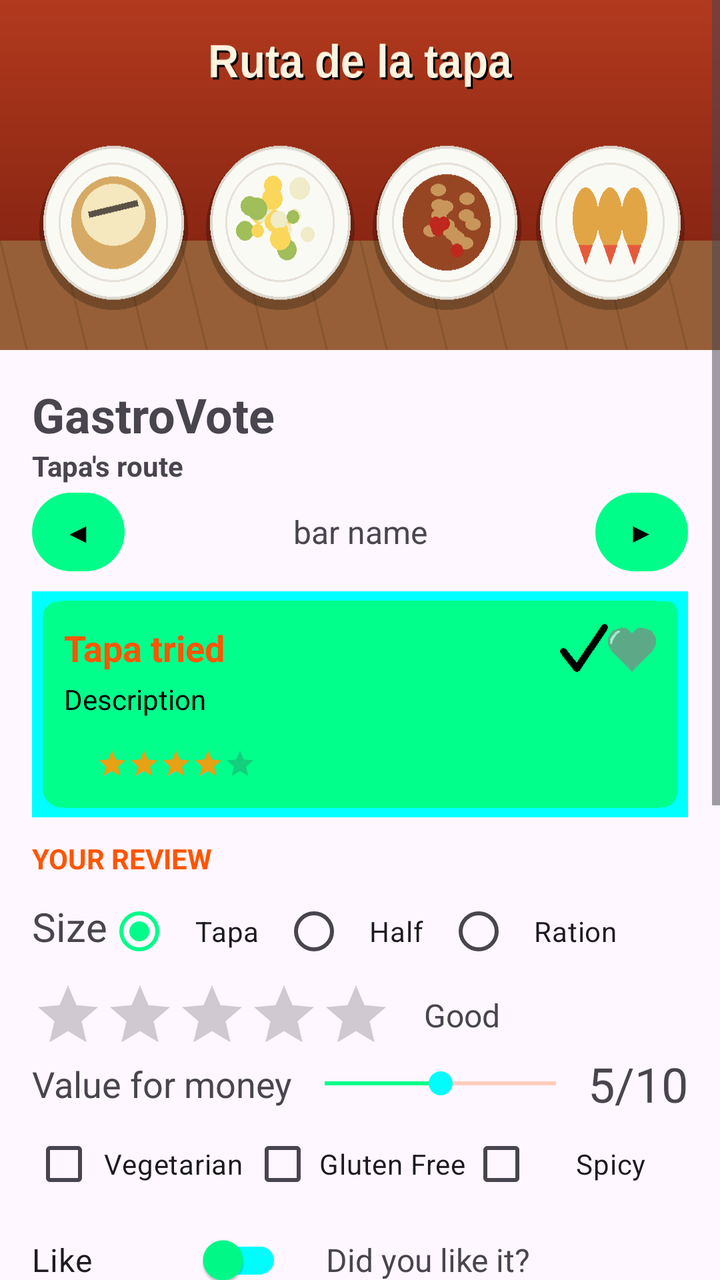
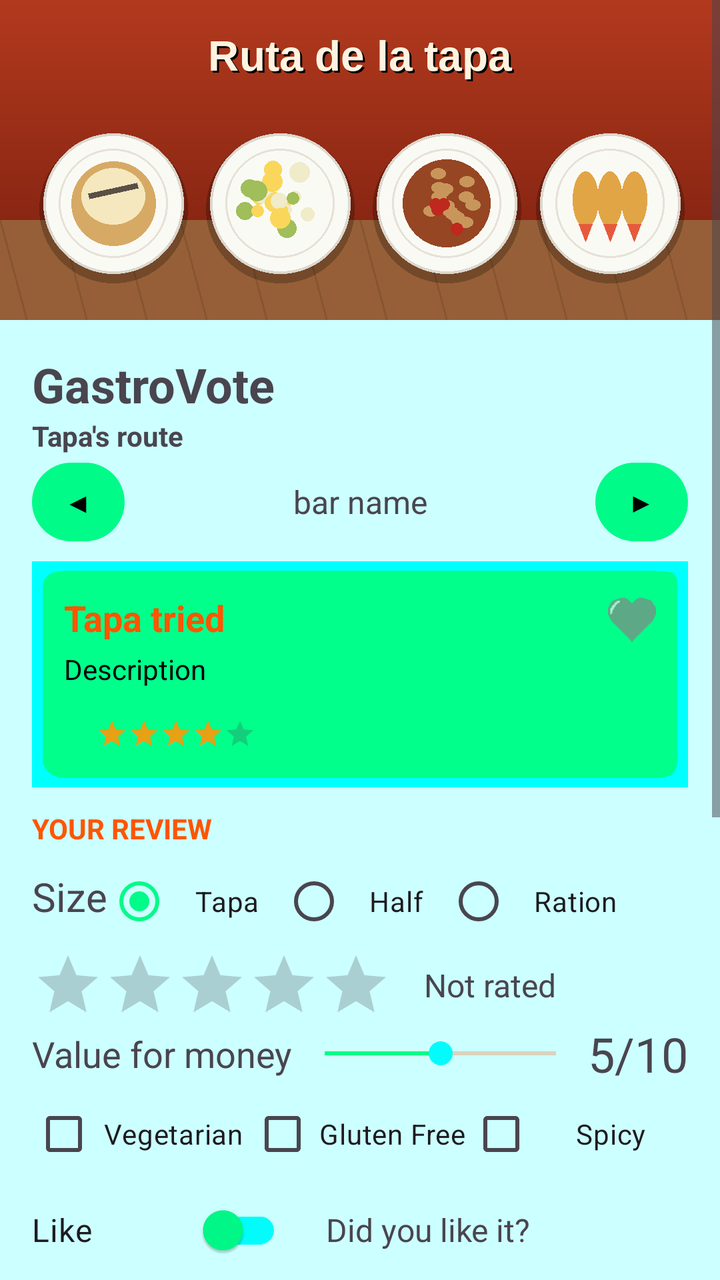

Before-and-after screenshots of an Android layout around one commit, followed by the original layout XML and the change that was made.
<!-- AndroidManifest.xml: application theme Theme.GastroVote -->
<!-- res/layout/activity_main.xml -->
<?xml version="1.0" encoding="utf-8"?>
<ScrollView xmlns:android="http://schemas.android.com/apk/res/android"
    xmlns:app="http://schemas.android.com/apk/res-auto"
    xmlns:tools="http://schemas.android.com/tools"
    android:id="@+id/main"
    android:layout_width="match_parent"
    android:layout_height="match_parent"
    android:fillViewport="true"
    tools:context=".MainActivity">


    <LinearLayout
        android:layout_width="match_parent"
        android:layout_height="wrap_content"
        android:orientation="vertical"
        app:layout_constraintBottom_toBottomOf="parent"
        app:layout_constraintEnd_toEndOf="parent"
        app:layout_constraintStart_toStartOf="parent">

        <ImageView
            android:id="@+id/ivBanner"
            android:layout_width="match_parent"
            android:layout_height="175dp"
            android:scaleType="fitXY"
            app:layout_constraintEnd_toEndOf="parent"
            app:layout_constraintStart_toStartOf="parent"
            app:layout_constraintTop_toTopOf="parent"
            app:srcCompat="@drawable/banner_tapas"
            tools:ignore="ContentDescription" />
    <LinearLayout
        android:layout_width="match_parent"
        android:layout_height="wrap_content"
        android:layout_marginHorizontal="16dp"
        android:orientation="vertical">
        <Space
            android:layout_width="match_parent"
            android:layout_height="16dp"/>

        <TextView
            android:layout_width="wrap_content"
            android:layout_height="wrap_content"
            android:id="@+id/tvTitulo"
            android:text="@string/app_title"
            android:textSize="24sp"
            android:textStyle="bold"
            android:textIsSelectable="false"/>
        <TextView
            android:id="@+id/tvSubtitulo"
            android:layout_width="wrap_content"
            android:layout_height="wrap_content"
            android:text="@string/subtitle"
            android:textIsSelectable="false"
            android:textStyle="bold"
            android:textSize="14sp"
            />
        <LinearLayout
            android:layout_width="match_parent"
            android:layout_height="wrap_content"
            android:orientation="horizontal"
            android:gravity="center_vertical">

            
            <Button
                android:layout_width="wrap_content"
                android:layout_height="wrap_content"
                android:minWidth="0dp"
                android:minHeight="0dp"
                android:paddingHorizontal="16dp"
                android:paddingVertical="10dp"
                android:text="◀"
                tools:ignore="HardcodedText"
                android:onClick="barBackward"/>

            
            <TextView
                android:id="@+id/tvBar"
                android:layout_width="0dp"
                android:layout_height="wrap_content"
                android:layout_weight="1"
                android:gravity="center"
                android:textAlignment="center"
                android:textSize="16sp"
                android:text="@string/bar_name"/>

            
            <Button
                android:layout_width="wrap_content"
                android:layout_height="wrap_content"
                android:minWidth="0dp"
                android:minHeight="0dp"
                android:paddingHorizontal="16dp"
                android:paddingVertical="10dp"
                android:text="▶"
                tools:ignore="HardcodedText"
                android:onClick="barForward"/>

        </LinearLayout>

        
        <include layout="@layout/bar_card"/>


        
        <Space
            android:layout_width="0dp"
            android:layout_height="5dp"/>
        <TextView
            android:layout_width="wrap_content"
            android:layout_height="wrap_content"
            android:text="@string/your_review"
            android:textColor="?attr/barCard_title_color"
            android:textStyle="bold"/>
        <Space
            android:layout_width="0dp"
            android:layout_height="3dp"/>
        
        <RadioGroup
            android:id="@+id/sizeRadioGroup"
            android:layout_width="match_parent"
            android:layout_height="wrap_content"
            android:layout_gravity="center_vertical"
            android:orientation="horizontal">
            <TextView
                android:layout_width="wrap_content"
                android:layout_height="wrap_content"
                android:text="@string/size"
                android:textSize="20sp"
                android:textAlignment="textStart"/>
            <RadioButton
                android:layout_width="wrap_content"
                android:layout_weight="1"
                android:gravity="center"
                android:layout_height="wrap_content"
                android:id="@+id/sizeRb1"
                android:text="@string/size_tapa"
                android:checked="true"/>
            <RadioButton

                android:layout_width="wrap_content"
                android:layout_weight="1"
                android:gravity="center"
                android:layout_height="wrap_content"
                android:id="@+id/sizeRb2"
                android:text="@string/size_half"/>

            <RadioButton

                android:layout_width="wrap_content"
                android:layout_weight="1"
                android:gravity="center"
                android:layout_height="wrap_content"
                android:id="@+id/sizeRb3"
                android:text="@string/size_ration"/>
            <Space
                android:layout_width="0dp"
                android:layout_height="wrap_content"
                android:layout_weight="1"
                android:gravity="center"/>
        </RadioGroup>
        <LinearLayout
            android:layout_width="match_parent"
            android:layout_height="wrap_content"
            android:orientation="horizontal">

            <RatingBar
                android:id="@+id/ratingBar"
                style="?android:attr/ratingBarStyleIndicator"
                android:layout_width="wrap_content"
                android:layout_height="wrap_content"
                android:transformPivotX="0dp"
                android:isIndicator="false"
                android:numStars="5"
                android:progressTint="@color/rating_star"
                android:rating="0"/>

            <TextView
                android:id="@+id/tvRating"
                android:layout_width="fill_parent"
                android:layout_gravity="center_vertical"
                android:layout_height="wrap_content"
                android:layout_marginHorizontal="16dp"
                android:text="@string/review_3"
                android:textSize="16sp"/>

        </LinearLayout>

        <LinearLayout
            android:layout_width="match_parent"
            android:layout_height="wrap_content"
            android:orientation="horizontal"
            android:gravity="center_vertical">

        <TextView
            android:layout_width="wrap_content"
            android:layout_height="wrap_content"
            android:text="@string/value_for_money"
            android:textSize="18sp"/>

        <SeekBar
            android:id="@+id/seekBar"
            android:layout_height="wrap_content"
            android:layout_width="0dp"
            android:layout_weight="1"
            android:gravity="center"
            android:max="10"
            android:progress="5"
            android:progressTint="@color/main_theme"
            android:progressBackgroundTint="@color/orange"

            />
            <TextView
                android:id="@+id/tvScore"
                android:layout_width="wrap_content"
                android:layout_height="wrap_content"
                android:text="5/10"
                android:textSize="24sp"
                tools:ignore="HardcodedText" />

        </LinearLayout>

        <LinearLayout
            android:layout_width="match_parent"
            android:layout_height="wrap_content"
            android:orientation="horizontal"
            android:gravity="center_vertical">
        <CheckBox
            android:layout_width="0dp"
            android:layout_height="wrap_content"
            android:gravity="center"
            android:layout_weight="1"
            android:text="@string/vegetarian"/>
        <CheckBox
            android:layout_width="0dp"
            android:layout_height="wrap_content"

            android:gravity="center"
            android:layout_weight="1"
            android:text="@string/gluten_free"/>
        <CheckBox
            android:layout_width="0dp"
            android:layout_height="wrap_content"
            android:gravity="center"
            android:layout_weight="1"
            android:text="@string/spicy"/>
        </LinearLayout>





        
        <LinearLayout
            android:layout_width="wrap_content"
            android:layout_height="wrap_content"
            android:orientation="horizontal">

            <com.google.android.material.switchmaterial.SwitchMaterial
                android:id="@+id/swMeGusta"
                android:layout_width="125dp"
                android:layout_height="wrap_content"
                android:layout_marginEnd="10dp"
                android:onClick="like"
                android:text="@string/like"
                android:textSize="16sp"
                app:thumbTint="?attr/colorPrimary"
                app:trackTint="?attr/colorSecondary"/>
            <TextView
                android:layout_width="wrap_content"
                android:layout_height="wrap_content"
                android:id="@+id/tvMeGusta"
                android:text="@string/did_u_like"
                android:layout_marginStart="12dp"
                android:textSize="16sp"
                />

        </LinearLayout>
        <CheckBox
            android:onClick="checkStudentId"
            android:layout_width="wrap_content"
            android:layout_height="wrap_content"
            android:id="@+id/cbEstudiante"
            android:text="@string/descuento_estudiante"

            />

        <EditText
            android:id="@+id/editTextTextMultiLine"
            android:layout_width="match_parent"
            android:layout_height="wrap_content"
            android:ems="10"
            android:gravity="start|top"
            android:inputType="textMultiLine"
            android:maxLength="200"
            android:maxLines="7"
            android:hint="@string/optional_review"
            tools:ignore="Autofill" />

        
        <LinearLayout
            android:layout_width="match_parent"
            android:layout_height="wrap_content"
            android:orientation="horizontal"
            android:gravity="center_vertical">

            <Button
                android:id="@+id/btnLimpiar"
                android:onClick="clear"
                android:layout_width="0dp"
                android:layout_gravity="center"
                android:layout_weight="7"
                android:layout_height="match_parent"
                android:text="@string/clear"/>
            <Space
                android:layout_height="match_parent"
                android:layout_width="0dp"
                android:layout_gravity="center"
                android:layout_weight="1"/>
            <Button
                android:layout_width="0dp"
                android:layout_gravity="center"
                android:layout_weight="7"
                android:layout_height="wrap_content"
                android:id="@+id/btnCalcular"
                android:text="@string/calc"
                android:onClick="calcular"/>

        </LinearLayout>

        <Space
            android:layout_width="wrap_content"
            android:layout_height="25dp"/>

        <TextView
            android:id="@+id/tvResumen"
            android:layout_width="match_parent"
            android:layout_height="wrap_content"
            android:text="@string/final_price"
            android:textSize="18sp"/>
        
        <LinearLayout
            android:layout_width="match_parent"
            android:layout_height="wrap_content">
            <TextView
                android:layout_width="wrap_content"
                android:layout_height="wrap_content"
                android:text="@string/progress"
                android:textSize="14sp"
                android:id="@+id/tvProgress"/>
            <Space
                android:layout_width="10dp"
                android:layout_height="10dp"/>

            <ProgressBar
                android:id="@+id/progressBar"
                style="?android:attr/progressBarStyleHorizontal"
                android:layout_width="fill_parent"
                android:layout_height="wrap_content"
                android:progressTint="@color/main_theme"
                android:progressBackgroundTint="@color/orange"
                android:max="8"
                android:progress="0"/>


        </LinearLayout>

    </LinearLayout><Space
        android:layout_width="match_parent"
        android:layout_height="150dp"/></LinearLayout>

    </ScrollView>
<!-- res/layout/bar_card.xml (included above) -->
<?xml version="1.0" encoding="utf-8"?>
<androidx.constraintlayout.widget.ConstraintLayout
    xmlns:android="http://schemas.android.com/apk/res/android"
    xmlns:app="http://schemas.android.com/apk/res-auto"
    xmlns:tools="http://schemas.android.com/tools"
    android:layout_width="match_parent"
    android:layout_height="wrap_content"
    android:layout_marginVertical="6dp"
    android:background="?attr/barCard_img_src"
    android:padding="16dp">

    <TextView
        android:id="@+id/tvTitle"
        android:layout_width="0dp"
        android:layout_height="wrap_content"
        android:text="@string/tapa"
        android:textColor="?attr/barCard_title_color"
        android:textSize="18sp"
        android:textStyle="bold"
        app:layout_constraintTop_toTopOf="parent"
        app:layout_constraintStart_toStartOf="parent"
        app:layout_constraintEnd_toStartOf="@id/ivFavorite" />
    <ImageView
        android:layout_width="24dp"
        android:layout_height="24dp"
        app:layout_constraintEnd_toStartOf="@+id/ivFavorite"
        android:src="@drawable/check_ic"
        app:layout_constraintTop_toTopOf="@id/tvTitle"
        app:layout_constraintBottom_toBottomOf="@id/tvTitle"
        app:tint="?attr/check_ic"
        tools:ignore="ContentDescription" />

    <ImageView
        android:onClick="swFav"
        android:id="@+id/ivFavorite"
        android:layout_width="24dp"
        android:layout_height="24dp"
        android:src="@drawable/ic_heart_grayscale"
        app:layout_constraintTop_toTopOf="@id/tvTitle"
        app:layout_constraintBottom_toBottomOf="@id/tvTitle"
        app:layout_constraintEnd_toEndOf="parent"
        tools:ignore="ContentDescription" />

    <TextView
        android:id="@+id/tvSubtitle"
        android:layout_width="0dp"
        android:layout_height="wrap_content"
        android:textColor="?attr/barCard_txt_color"
        android:layout_marginTop="4dp"
        android:text="@string/description"
        android:textSize="14sp"
        app:layout_constraintTop_toBottomOf="@id/tvTitle"
        app:layout_constraintStart_toStartOf="parent"
        app:layout_constraintEnd_toEndOf="parent" />

    <TextView
        android:id="@+id/tvPrice"
        android:layout_width="wrap_content"
        android:layout_height="wrap_content"
        android:layout_marginTop="12dp"
        android:text=""
        android:textColor="#2C2C2C"
        android:textSize="16sp"
        android:textStyle="bold"
        app:layout_constraintTop_toBottomOf="@id/tvSubtitle"
        app:layout_constraintStart_toStartOf="parent"
        app:layout_constraintBottom_toBottomOf="parent" />

    <RatingBar
        android:id="@+id/cardRatingBar"
        style="?android:attr/ratingBarStyleSmall"
        android:layout_width="wrap_content"
        android:layout_height="wrap_content"
        android:layout_marginStart="16dp"
        android:isIndicator="true"
        android:numStars="5"
        android:rating="4"
        android:progressTint="@color/rating_star"
        app:layout_constraintTop_toTopOf="@id/tvPrice"
        app:layout_constraintBottom_toBottomOf="@id/tvPrice"
        app:layout_constraintStart_toEndOf="@id/tvPrice" />

</androidx.constraintlayout.widget.ConstraintLayout>
<!-- resources referenced by this layout -->
<resources>
  <color name="main_theme">#00FD8A</color>
  <color name="orange">#F50</color>
  <color name="rating_star">#E6A115</color>
  <!-- drawable banner_tapas: png bitmap (drawable, 25093 bytes) -->
  <!-- drawable check_ic: png bitmap (drawable, 922 bytes) -->
  <!-- drawable ic_heart_grayscale: png bitmap (drawable, 828 bytes) -->
  <string name="app_title">GastroVote</string>
  <string name="bar_name">bar name</string>
  <string name="calc">CALCULATE COST</string>
  <string name="clear">CLEAR</string>
  <string name="description">Description</string>
  <string name="descuento_estudiante">Student discount (10%)</string>
  <string name="did_u_like">Did you like it?</string>
  <string name="final_price">Resumee</string>
  <string name="gluten_free">Gluten Free</string>
  <string name="like">Like</string>
  <string name="optional_review">Optional: review</string>
  <string name="progress">Progress</string>
  <string name="review_3">Good</string>
  <string name="size">Size</string>
  <string name="size_half">Half</string>
  <string name="size_ration">Ration</string>
  <string name="size_tapa">Tapa</string>
  <string name="spicy">Spicy</string>
  <string name="subtitle">Tapa\'s route</string>
  <string name="tapa">Tapa tried</string>
  <string name="value_for_money">Value for money</string>
  <string name="vegetarian">Vegetarian</string>
  <string name="your_review">YOUR REVIEW</string>
  <style name="Theme.GastroVote" parent="Base.Theme.GastroVote" />
  <style name="Base.Theme.GastroVote" parent="Theme.Material3.DayNight.NoActionBar">
          
          
  
          <item name="colorPrimary">@color/main_theme</item>
          <item name="colorOnPrimary">@color/black</item>
          <item name="colorSecondary">@color/main_theme2</item>
          <item name="check_ic">@color/black</item>
          <item name="barCard_img_src">@drawable/bg_card3</item>
          <item name="barCard_txt_color">@color/black</item>
          <item name="barCard_title_color">@color/txt_orange</item>
  
      </style>
  <color name="black">#FF000000</color>
  <color name="main_theme2">#02FCFB</color>
  <!-- drawable bg_card3: png bitmap (drawable, 4851 bytes) -->
  <color name="txt_orange">#F50</color>
</resources>

<!-- the commit's change to res/layout/activity_main.xml (unified diff, before → after) -->
@@ -17,16 +17,23 @@
         app:layout_constraintEnd_toEndOf="parent"
         app:layout_constraintStart_toStartOf="parent">
 
-        <ImageView
-            android:id="@+id/ivBanner"
-            android:layout_width="match_parent"
-            android:layout_height="175dp"
-            android:scaleType="fitXY"
-            app:layout_constraintEnd_toEndOf="parent"
-            app:layout_constraintStart_toStartOf="parent"
-            app:layout_constraintTop_toTopOf="parent"
-            app:srcCompat="@drawable/banner_tapas"
-            tools:ignore="ContentDescription" />
+        <androidx.constraintlayout.widget.ConstraintLayout
+            android:layout_width="wrap_content"
+            android:layout_height="wrap_content">
+
+            <ImageView
+                android:id="@+id/ivBanner"
+                android:layout_width="match_parent"
+                android:layout_height="0dp"
+                android:scaleType="fitXY"
+                app:layout_constraintBottom_toBottomOf="parent"
+                app:layout_constraintEnd_toEndOf="parent"
+                app:layout_constraintStart_toStartOf="parent"
+                app:layout_constraintTop_toTopOf="parent"
+                app:layout_constraintDimensionRatio="225:100"
+                app:srcCompat="@drawable/banner_tapas"
+                tools:ignore="ContentDescription" />
+        </androidx.constraintlayout.widget.ConstraintLayout>
     <LinearLayout
         android:layout_width="match_parent"
         android:layout_height="wrap_content"
@@ -108,8 +115,7 @@
             android:layout_width="wrap_content"
             android:layout_height="wrap_content"
             android:text="@string/your_review"
-            android:textColor="?attr/barCard_title_color"
-            android:textStyle="bold"/>
+            style="@style/main_txt"/>
         <Space
             android:layout_width="0dp"
             android:layout_height="3dp"/>
@@ -157,6 +163,8 @@
                 android:layout_weight="1"
                 android:gravity="center"/>
         </RadioGroup>
+
+        
         <LinearLayout
             android:layout_width="match_parent"
             android:layout_height="wrap_content"
@@ -179,7 +187,7 @@
                 android:layout_gravity="center_vertical"
                 android:layout_height="wrap_content"
                 android:layout_marginHorizontal="16dp"
-                android:text="@string/review_3"
+                android:text="@string/not_rated"
                 android:textSize="16sp"/>
 
         </LinearLayout>
@@ -224,12 +232,14 @@
             android:orientation="horizontal"
             android:gravity="center_vertical">
         <CheckBox
+            android:id="@+id/cbVegan"
             android:layout_width="0dp"
             android:layout_height="wrap_content"
             android:gravity="center"
             android:layout_weight="1"
             android:text="@string/vegetarian"/>
         <CheckBox
+            android:id="@+id/cbGlutenFree"
             android:layout_width="0dp"
             android:layout_height="wrap_content"
 
@@ -237,6 +247,7 @@
             android:layout_weight="1"
             android:text="@string/gluten_free"/>
         <CheckBox
+            android:id="@+id/cbSpicy"
             android:layout_width="0dp"
             android:layout_height="wrap_content"
             android:gravity="center"
@@ -259,7 +270,6 @@
                 android:layout_width="125dp"
                 android:layout_height="wrap_content"
                 android:layout_marginEnd="10dp"
-                android:onClick="like"
                 android:text="@string/like"
                 android:textSize="16sp"
                 app:thumbTint="?attr/colorPrimary"
@@ -303,8 +313,7 @@
             android:gravity="center_vertical">
 
             <Button
-                android:id="@+id/btnLimpiar"
-                android:onClick="clear"
+                android:id="@+id/clearBtn"
                 android:layout_width="0dp"
                 android:layout_gravity="center"
                 android:layout_weight="7"
@@ -395,11 +404,12 @@
         android:layout_width="24dp"
         android:layout_height="24dp"
         app:layout_constraintEnd_toStartOf="@+id/ivFavorite"
-        android:src="@drawable/check_ic"
+        android:src="?attr/check_ic"
         app:layout_constraintTop_toTopOf="@id/tvTitle"
         app:layout_constraintBottom_toBottomOf="@id/tvTitle"
-        app:tint="?attr/check_ic"
-        tools:ignore="ContentDescription" />
+        tools:ignore="ContentDescription"
+        android:id="@+id/ivDone"
+        android:visibility="invisible"/>
 
     <ImageView
         android:onClick="swFav"
@@ -430,9 +440,8 @@
         android:layout_height="wrap_content"
         android:layout_marginTop="12dp"
         android:text=""
-        android:textColor="#2C2C2C"
+        style="@style/bar_card_price"
         android:textSize="16sp"
-        android:textStyle="bold"
         app:layout_constraintTop_toBottomOf="@id/tvSubtitle"
         app:layout_constraintStart_toStartOf="parent"
         app:layout_constraintBottom_toBottomOf="parent" />
<!-- resource entries referenced after the edit -->
@@ -1,10 +1,9 @@
 <!-- resources referenced by this layout -->
 <resources>
-  <color name="main_theme">#00FD8A</color>
+  <color name="main_theme">#00FB89</color>
   <color name="orange">#F50</color>
   <color name="rating_star">#E6A115</color>
   <!-- drawable banner_tapas: png bitmap (drawable, 25093 bytes) -->
-  <!-- drawable check_ic: png bitmap (drawable, 922 bytes) -->
   <!-- drawable ic_heart_grayscale: png bitmap (drawable, 828 bytes) -->
   <string name="app_title">GastroVote</string>
   <string name="bar_name">bar name</string>
@@ -16,9 +15,9 @@
   <string name="final_price">Resumee</string>
   <string name="gluten_free">Gluten Free</string>
   <string name="like">Like</string>
+  <string name="not_rated">Not rated</string>
   <string name="optional_review">Optional: review</string>
   <string name="progress">Progress</string>
-  <string name="review_3">Good</string>
   <string name="size">Size</string>
   <string name="size_half">Half</string>
   <string name="size_ration">Ration</string>
@@ -29,6 +28,14 @@
   <string name="value_for_money">Value for money</string>
   <string name="vegetarian">Vegetarian</string>
   <string name="your_review">YOUR REVIEW</string>
+  <style name="bar_card_price" parent="Base.Theme.GastroVote">
+          <item name="android:textColor">@color/black</item>
+          <item name="android:textStyle">bold</item>
+      </style>
+  <style name="main_txt" parent="Base.Theme.GastroVote">
+          <item name="android:textColor">@color/txt_orange</item>
+          <item name="android:textStyle">bold</item>
+      </style>
   <style name="Theme.GastroVote" parent="Base.Theme.GastroVote" />
   <style name="Base.Theme.GastroVote" parent="Theme.Material3.DayNight.NoActionBar">
           
@@ -37,15 +44,19 @@
           <item name="colorPrimary">@color/main_theme</item>
           <item name="colorOnPrimary">@color/black</item>
           <item name="colorSecondary">@color/main_theme2</item>
-          <item name="check_ic">@color/black</item>
+          <item name="check_ic">@drawable/check_ic_dark</item>
           <item name="barCard_img_src">@drawable/bg_card3</item>
           <item name="barCard_txt_color">@color/black</item>
           <item name="barCard_title_color">@color/txt_orange</item>
+          <item name="android:colorBackground">@color/light_bg</item>
+  
   
       </style>
   <color name="black">#FF000000</color>
   <color name="main_theme2">#02FCFB</color>
+  <!-- drawable check_ic_dark: png bitmap (drawable, 887 bytes) -->
   <!-- drawable bg_card3: png bitmap (drawable, 4851 bytes) -->
+  <color name="light_bg">#CFF</color>
   <color name="txt_orange">#F50</color>
 </resources>
 
